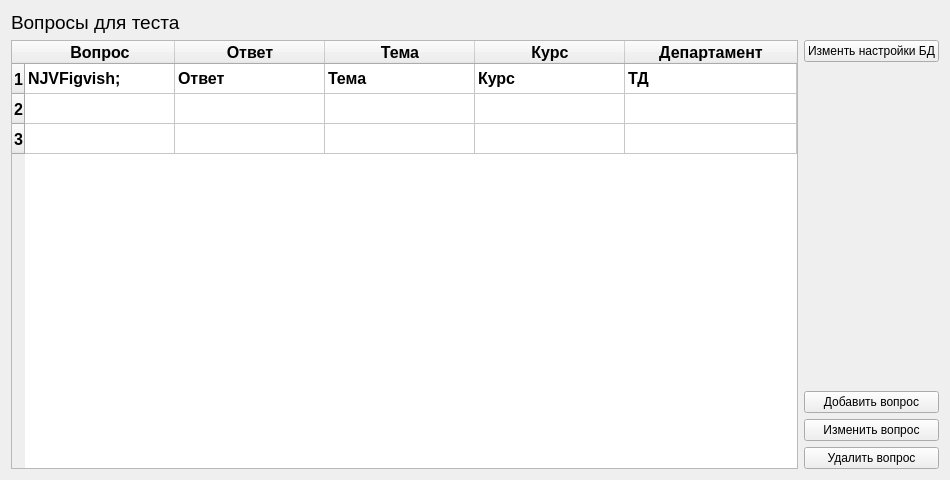
Before: the Qt Designer form basewindow.ui in Rayzedan/SystemControlStudent, drawn with Qt 5.
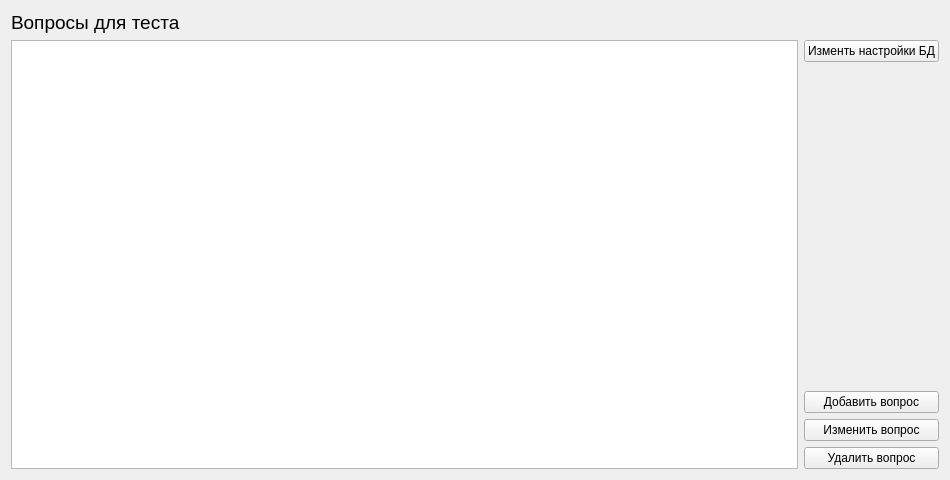
After: the same form once the commit is applied.

What changed in the file:
```diff
--- a/basewindow.ui
+++ b/basewindow.ui
@@ -57,92 +57,7 @@
      <item>
       <layout class="QHBoxLayout" name="horizontalLayout">
        <item>
-        <widget class="QTableWidget" name="tableWidget">
-         <property name="font">
-          <font>
-           <pointsize>12</pointsize>
-           <italic>false</italic>
-           <bold>true</bold>
-          </font>
-         </property>
-         <property name="layoutDirection">
-          <enum>Qt::LeftToRight</enum>
-         </property>
-         <property name="styleSheet">
-          <string notr="true"/>
-         </property>
-         <attribute name="horizontalHeaderDefaultSectionSize">
-          <number>150</number>
-         </attribute>
-         <attribute name="horizontalHeaderStretchLastSection">
-          <bool>true</bool>
-         </attribute>
-         <row>
-          <property name="text">
-           <string>1</string>
-          </property>
-         </row>
-         <row>
-          <property name="text">
-           <string>2</string>
-          </property>
-         </row>
-         <row>
-          <property name="text">
-           <string>3</string>
-          </property>
-         </row>
-         <column>
-          <property name="text">
-           <string>Вопрос</string>
-          </property>
-         </column>
-         <column>
-          <property name="text">
-           <string>Ответ</string>
-          </property>
-         </column>
-         <column>
-          <property name="text">
-           <string>Тема</string>
-          </property>
-         </column>
-         <column>
-          <property name="text">
-           <string>Курс</string>
-          </property>
-         </column>
-         <column>
-          <property name="text">
-           <string>Департамент</string>
-          </property>
-         </column>
-         <item row="0" column="0">
-          <property name="text">
-           <string>NJVFigvish;</string>
-          </property>
-         </item>
-         <item row="0" column="1">
-          <property name="text">
-           <string>Ответ</string>
-          </property>
-         </item>
-         <item row="0" column="2">
-          <property name="text">
-           <string>Тема</string>
-          </property>
-         </item>
-         <item row="0" column="3">
-          <property name="text">
-           <string>Курс</string>
-          </property>
-         </item>
-         <item row="0" column="4">
-          <property name="text">
-           <string>ТД</string>
-          </property>
-         </item>
-        </widget>
+        <widget class="QTableView" name="tableView"/>
        </item>
        <item>
         <layout class="QVBoxLayout" name="verticalLayout_2">
```
